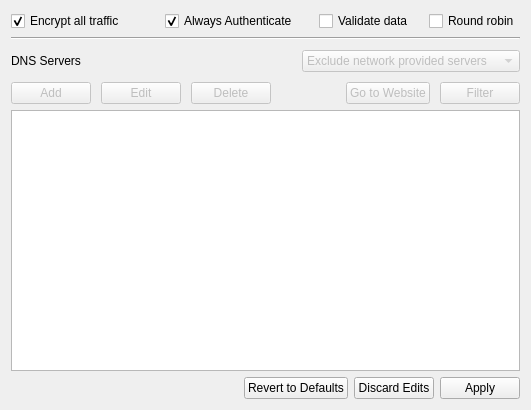
Above: networkprofilewidget.ui from Sinodun/Stubby_Manager before the change. Below: the same form after it.
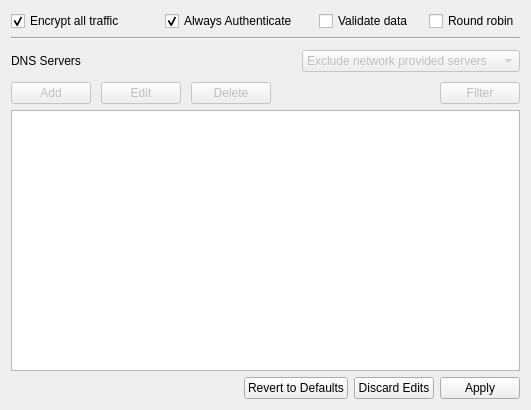
That is the form after the change.

Commit message: Fix server table website link

Patch:
```diff
--- a/networkprofilewidget.ui
+++ b/networkprofilewidget.ui
@@ -168,16 +168,6 @@
              </property>
             </spacer>
            </item>
-           <item>
-            <widget class="QPushButton" name="openWebsite">
-             <property name="enabled">
-              <bool>false</bool>
-             </property>
-             <property name="text">
-              <string>Go to Website</string>
-             </property>
-            </widget>
-           </item>
            <item>
             <widget class="QPushButton" name="pushButton_7">
              <property name="enabled">
```
The commit also changes 3 other files.
